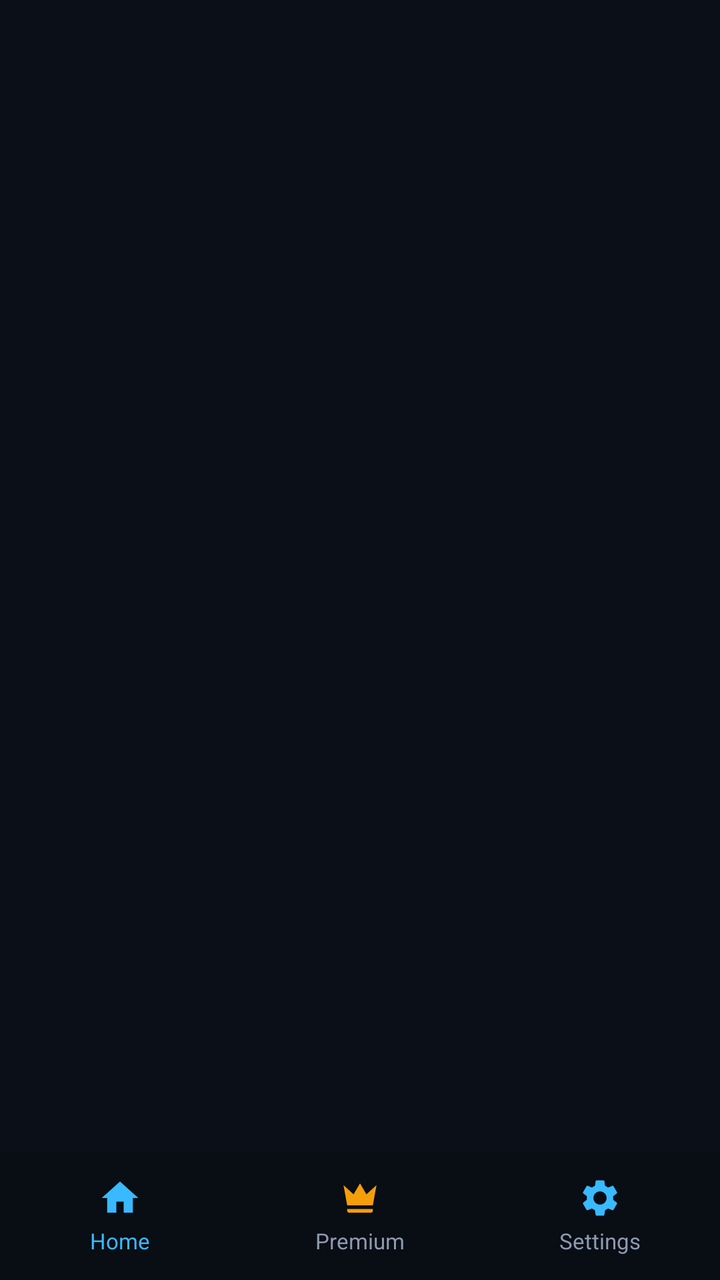
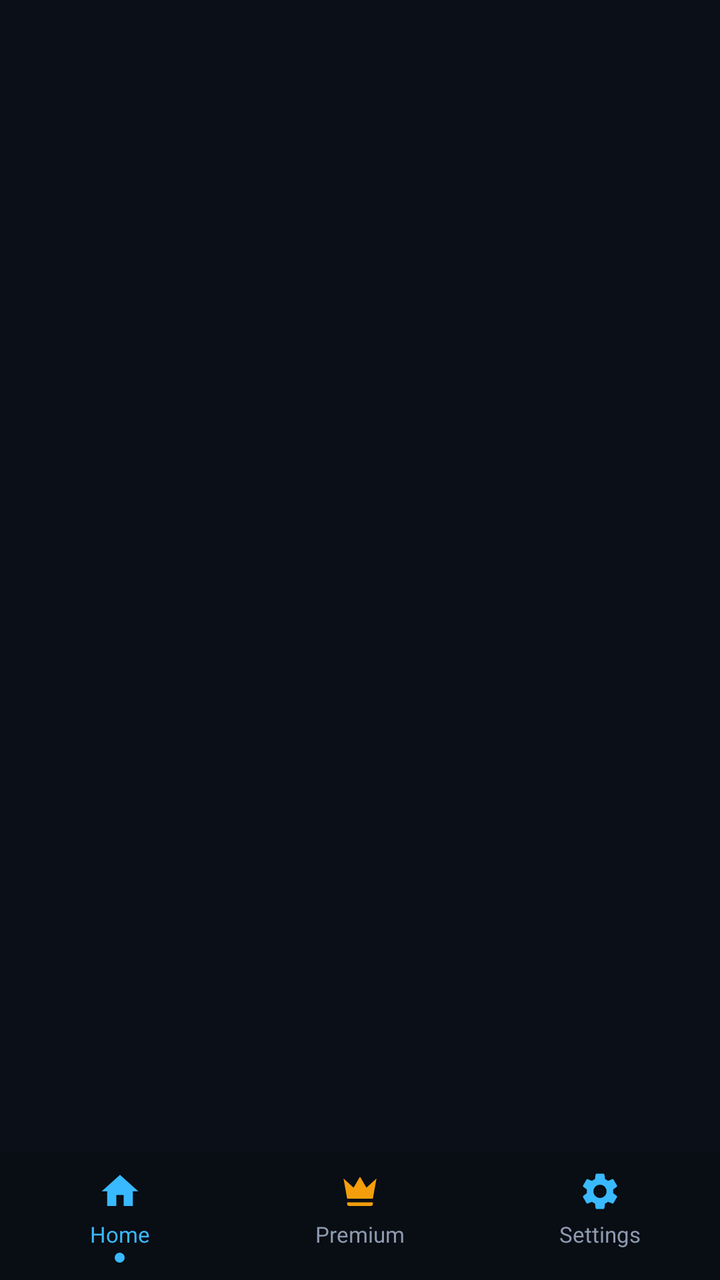

The first picture is an Android layout as it rendered before a commit; the second is the same layout after the commit. The layout source and the unified diff follow.
<!-- AndroidManifest.xml: activity theme Theme.AimShotEngine.NoActionBar -->
<!-- res/layout/activity_main.xml -->
<?xml version="1.0" encoding="utf-8"?>
<RelativeLayout xmlns:android="http://schemas.android.com/apk/res/android"
    android:layout_width="match_parent"
    android:layout_height="match_parent"
    android:background="@color/bg_main">

    
    <FrameLayout
        android:id="@+id/fragment_container"
        android:layout_width="match_parent"
        android:layout_height="match_parent"
        android:layout_above="@id/bottom_navigation" />

    
    <LinearLayout
        android:id="@+id/bottom_navigation"
        android:layout_width="match_parent"
        android:layout_height="64dp"
        android:layout_alignParentBottom="true"
        android:background="@color/nav_bg"
        android:baselineAligned="false"
        android:elevation="8dp"
        android:orientation="horizontal">

        
        <LinearLayout
            android:id="@+id/nav_btn_home"
            android:layout_width="0dp"
            android:layout_height="match_parent"
            android:layout_weight="1"
            android:clickable="true"
            android:focusable="true"
            android:gravity="center"
            android:orientation="vertical">

            <ImageView
                android:id="@+id/iv_nav_home"
                android:layout_width="22dp"
                android:layout_height="22dp"
                android:contentDescription="@string/nav_home"
                android:src="@drawable/ic_home" />

            <TextView
                android:id="@+id/tv_nav_home"
                android:layout_width="wrap_content"
                android:layout_height="wrap_content"
                android:layout_marginTop="3dp"
                android:text="@string/nav_home"
                android:textColor="@color/accent_primary"
                android:textSize="11sp" />
        </LinearLayout>

        
        <LinearLayout
            android:id="@+id/nav_btn_premium"
            android:layout_width="0dp"
            android:layout_height="match_parent"
            android:layout_weight="1"
            android:clickable="true"
            android:focusable="true"
            android:gravity="center"
            android:orientation="vertical">

            <ImageView
                android:id="@+id/iv_nav_premium"
                android:layout_width="22dp"
                android:layout_height="22dp"
                android:contentDescription="@string/nav_premium"
                android:src="@drawable/ic_crown" />

            <TextView
                android:id="@+id/tv_nav_premium"
                android:layout_width="wrap_content"
                android:layout_height="wrap_content"
                android:layout_marginTop="3dp"
                android:text="@string/nav_premium"
                android:textColor="@color/nav_inactive"
                android:textSize="11sp" />
        </LinearLayout>

        
        <LinearLayout
            android:id="@+id/nav_btn_settings"
            android:layout_width="0dp"
            android:layout_height="match_parent"
            android:layout_weight="1"
            android:clickable="true"
            android:focusable="true"
            android:gravity="center"
            android:orientation="vertical">

            <ImageView
                android:id="@+id/iv_nav_settings"
                android:layout_width="22dp"
                android:layout_height="22dp"
                android:contentDescription="@string/nav_settings"
                android:src="@drawable/ic_settings" />

            <TextView
                android:id="@+id/tv_nav_settings"
                android:layout_width="wrap_content"
                android:layout_height="wrap_content"
                android:layout_marginTop="3dp"
                android:text="@string/nav_settings"
                android:textColor="@color/nav_inactive"
                android:textSize="11sp" />
        </LinearLayout>

    </LinearLayout>

</RelativeLayout>
<!-- resources referenced by this layout -->
<resources>
  <color name="accent_primary">#39B9FF</color>
  <color name="bg_main">#0B0F17</color>
  <color name="nav_bg">#090D14</color>
  <color name="nav_inactive">#8D9BB0</color>
  <!-- drawable ic_crown (drawable) -->
  <vector xmlns:android="http://schemas.android.com/apk/res/android"
      android:width="24dp"
      android:height="24dp"
      android:viewportWidth="24"
      android:viewportHeight="24">
    <path
        android:pathData="M5,16L3,5l5.5,5L12,4l3.5,6L21,5l-2,11H5m14,3c0,0.55 -0.45,1 -1,1H6c-0.55,0 -1,-0.45 -1,-1v-1h14v1z"
        android:fillColor="#F59E0B"/>
  </vector>
  <!-- drawable ic_home (drawable) -->
  <vector xmlns:android="http://schemas.android.com/apk/res/android"
      android:width="24dp"
      android:height="24dp"
      android:viewportWidth="24"
      android:viewportHeight="24">
    <path
        android:pathData="M10,20v-6h4v6h5v-8h3L12,3 2,12h3v8z"
        android:fillColor="#39B9FF"/>
  </vector>
  <!-- drawable ic_settings (drawable) -->
  <vector xmlns:android="http://schemas.android.com/apk/res/android"
      android:width="24dp"
      android:height="24dp"
      android:viewportWidth="24"
      android:viewportHeight="24">
    <path
        android:pathData="M19.14,12.94c0.04,-0.3 0.06,-0.61 0.06,-0.94c0,-0.32 -0.02,-0.64 -0.07,-0.94l2.03,-1.58c0.18,-0.14 0.23,-0.41 0.12,-0.61l-1.92,-3.32c-0.12,-0.22 -0.37,-0.29 -0.59,-0.22l-2.39,0.96c-0.5,-0.38 -1.03,-0.7 -1.62,-0.94L14.4,2.81c-0.04,-0.24 -0.24,-0.41 -0.48,-0.41h-3.84c-0.24,0 -0.43,0.17 -0.47,0.41L9.25,5.35C8.66,5.59 8.12,5.92 7.63,6.29L5.24,5.33c-0.22,-0.08 -0.47,0 -0.59,0.22L2.74,8.87c-0.12,0.21 -0.08,0.47 0.12,0.61l2.03,1.58c-0.05,0.3 -0.09,0.63 -0.09,0.94s0.02,0.64 0.07,0.94l-2.03,1.58c-0.18,0.14 -0.23,0.41 -0.12,0.61l1.92,3.32c0.12,0.22 0.37,0.29 0.59,0.22l2.39,-0.96c0.5,0.38 1.03,0.7 1.62,0.94l0.36,2.54c0.05,0.24 0.24,0.41 0.48,0.41h3.84c0.24,0 0.44,-0.17 0.47,-0.41l0.36,-2.54c0.59,-0.24 1.13,-0.56 1.62,-0.94l2.39,0.96c0.22,0.08 0.47,0 0.59,-0.22l1.92,-3.32c0.12,-0.22 0.07,-0.47 -0.12,-0.61L19.14,12.94zM12,15.6c-1.98,0 -3.6,-1.62 -3.6,-3.6s1.62,-3.6 3.6,-3.6s3.6,1.62 3.6,3.6S13.98,15.6 12,15.6z"
        android:fillColor="#39B9FF"/>
  </vector>
  <string name="nav_home">Home</string>
  <string name="nav_premium">Premium</string>
  <string name="nav_settings">Settings</string>
  <style name="Theme.AimShotEngine.NoActionBar">
          <item name="windowActionBar">false</item>
          <item name="windowNoTitle">true</item>
          <item name="android:statusBarColor">@color/bg_main</item>
          <item name="android:navigationBarColor">@color/nav_bg</item>
          <item name="android:windowBackground">@color/bg_main</item>
      </style>
</resources>

<!-- the commit's change to res/layout/activity_main.xml (unified diff, before → after) -->
@@ -48,6 +48,15 @@
                 android:text="@string/nav_home"
                 android:textColor="@color/accent_primary"
                 android:textSize="11sp" />
+
+            
+            <View
+                android:id="@+id/nav_dot_home"
+                android:layout_width="5dp"
+                android:layout_height="5dp"
+                android:layout_marginTop="2dp"
+                android:background="@drawable/bg_nav_dot_active"
+                android:visibility="visible" />
         </LinearLayout>
 
         
@@ -76,6 +85,15 @@
                 android:text="@string/nav_premium"
                 android:textColor="@color/nav_inactive"
                 android:textSize="11sp" />
+
+            
+            <View
+                android:id="@+id/nav_dot_premium"
+                android:layout_width="5dp"
+                android:layout_height="5dp"
+                android:layout_marginTop="2dp"
+                android:background="@drawable/bg_nav_dot_active"
+                android:visibility="invisible" />
         </LinearLayout>
 
         
@@ -104,6 +122,15 @@
                 android:text="@string/nav_settings"
                 android:textColor="@color/nav_inactive"
                 android:textSize="11sp" />
+
+            
+            <View
+                android:id="@+id/nav_dot_settings"
+                android:layout_width="5dp"
+                android:layout_height="5dp"
+                android:layout_marginTop="2dp"
+                android:background="@drawable/bg_nav_dot_active"
+                android:visibility="invisible" />
         </LinearLayout>
 
     </LinearLayout>
<!-- resource entries referenced after the edit -->
@@ -4,6 +4,15 @@
   <color name="bg_main">#0B0F17</color>
   <color name="nav_bg">#090D14</color>
   <color name="nav_inactive">#8D9BB0</color>
+  <!-- drawable bg_nav_dot_active (drawable) -->
+  <?xml version="1.0" encoding="utf-8"?>
+  <shape xmlns:android="http://schemas.android.com/apk/res/android"
+      android:shape="oval">
+      <solid android:color="@color/accent_primary" />
+      <size
+          android:width="5dp"
+          android:height="5dp" />
+  </shape>
   <!-- drawable ic_crown (drawable) -->
   <vector xmlns:android="http://schemas.android.com/apk/res/android"
       android:width="24dp"
